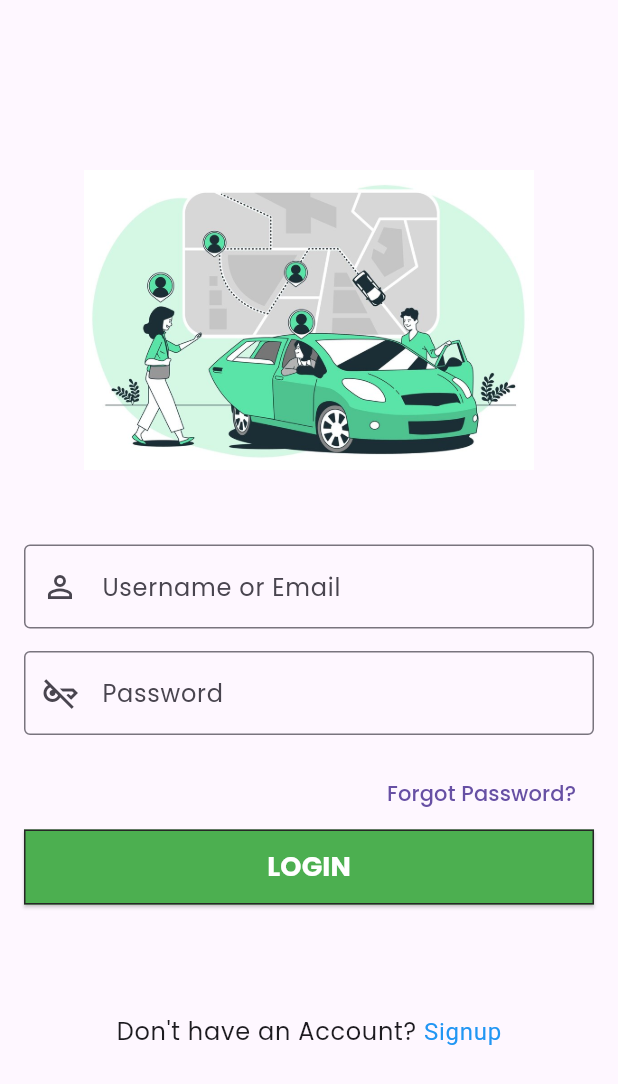
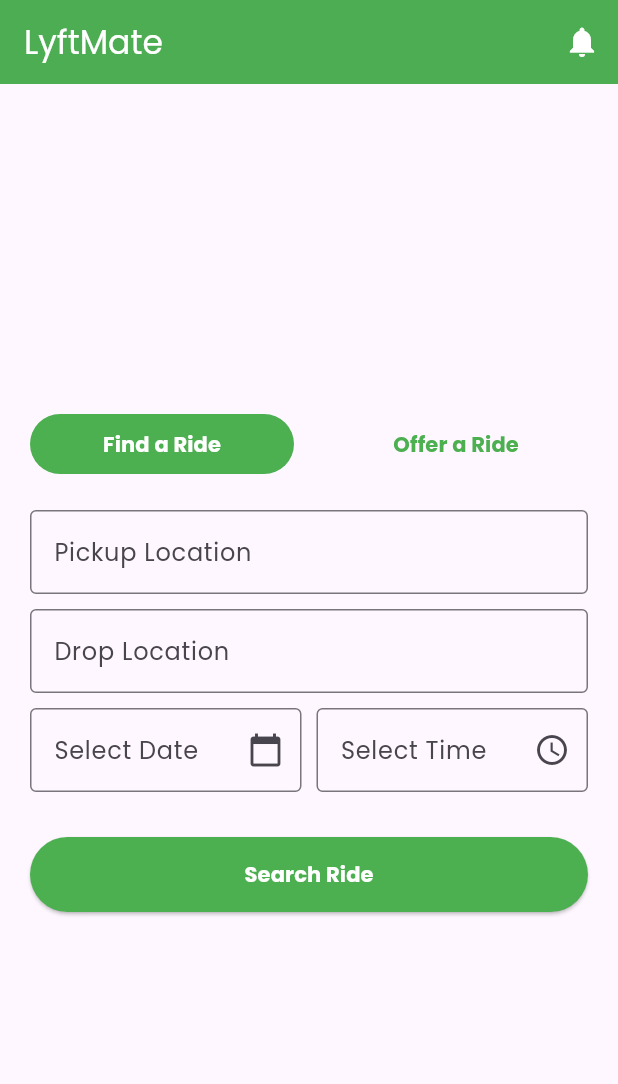
Before and after one commit to chamodhpereira/LyftMate, a Flutter app: the screen it shows after launch, on a phone screen of 412 x 824 dp. Shown: the top 1084 px of the screen. Run offline on Flutter 3.47's test engine with Material 3 defaults, Android fonts, the phone set to English and light mode, and no system bars; our stand-ins replace cloud_firestore, firebase_auth, firebase_core, google_fonts, pin_code_fields; accounts and stored records are empty.

Commit message:
Add Home Screen

```diff
--- a/lib/main.dart
+++ b/lib/main.dart
@@ -4,6 +4,7 @@ import 'package:lyft_mate/models/loggeduser.dart';
 import 'package:lyft_mate/models/user.dart';
 import 'package:lyft_mate/providers/user_provider.dart';
 import 'package:lyft_mate/screens/chat/user_list.dart';
+import 'package:lyft_mate/screens/home/home.dart';
 import 'package:lyft_mate/screens/login/login_screen.dart';
 import 'package:lyft_mate/screens/signup/signup_screen.dart';
 import 'package:lyft_mate/services/authentication_service.dart';
@@ -38,7 +39,7 @@ class MyApp extends StatelessWidget {
         theme: LyftMateAppTheme.lightTheme,
         darkTheme: LyftMateAppTheme.darkTheme,
         themeMode: ThemeMode.system,
-        home: LoginScreen(),
+        home: HomePage(),
         // routes: ,
       ),
     );
--- /dev/null
+++ b/lib/screens/home/home.dart
@@ -0,0 +1,437 @@
+import 'package:flutter/material.dart';
+// import 'package:lyft_mate/src/components/bottom_navbar.dart';
+// import 'package:lyft_mate/src/screens/available_rides.dart';
+// import 'package:lyft_mate/src/screens/chat_page_screen.dart';
+
+// import 'notifications_screen.dart';
+//
+// import 'notifications_screen.dart';
+
+import 'dart:math';
+
+// import 'maps_screen.dart';
+//
+// import 'confirm_route.dart';
+
+class HomePage extends StatefulWidget {
+  @override
+  _HomePageState createState() => _HomePageState();
+}
+
+class _HomePageState extends State<HomePage> {
+  TextEditingController _pickupLocationController = TextEditingController();
+  TextEditingController _dropoffLocationController = TextEditingController();
+  int _currentIndex = 0;
+  bool isFindingRide = true; // Initially showing Find a Ride content
+  DateTime? _selectedDate;
+  TimeOfDay? _selectedTime;
+  String? selectedVehicle;
+  int? selectedSeats;
+  double? pickupLat;
+  double? pickupLng;
+  double? dropoffLat;
+  double? dropoffLng;
+
+  Future<void> _selectDate(BuildContext context) async {
+    final DateTime? pickedDate = await showDatePicker(
+      context: context,
+      initialDate: _selectedDate ?? DateTime.now(),
+      firstDate: DateTime.now(),
+      lastDate: DateTime(2101),
+    );
+    if (pickedDate != null && pickedDate != _selectedDate) {
+      setState(() {
+        _selectedDate = pickedDate;
+      });
+    }
+  }
+
+  Future<void> _selectTime(BuildContext context) async {
+    final TimeOfDay? pickedTime = await showTimePicker(
+      context: context,
+      initialTime: _selectedTime ?? TimeOfDay.now(),
+    );
+    if (pickedTime != null && pickedTime != _selectedTime) {
+      setState(() {
+        _selectedTime = pickedTime;
+      });
+    }
+  }
+
+  Future<void> _selectVehicle(BuildContext context) async {
+    final selected = await showModalBottomSheet<String>(
+      context: context,
+      builder: (BuildContext context) {
+        return Container(
+          height: 200,
+          child: Column(
+            children: [
+              ListTile(
+                title: Text('Car'),
+                onTap: () {
+                  Navigator.pop(context, 'Car');
+                },
+              ),
+              ListTile(
+                title: Text('Motorcycle'),
+                onTap: () {
+                  Navigator.pop(context, 'Motorcycle');
+                },
+              ),
+              ListTile(
+                title: Text('Bicycle'),
+                onTap: () {
+                  Navigator.pop(context, 'Bicycle');
+                },
+              ),
+            ],
+          ),
+        );
+      },
+    );
+    if (selected != null) {
+      setState(() {
+        selectedVehicle = selected;
+      });
+    }
+  }
+
+  @override
+  Widget build(BuildContext context) {
+    return Scaffold(
+      appBar: AppBar(
+        title: Text('LyftMate'),
+        backgroundColor: Colors.green,
+        foregroundColor: Colors.white,
+        elevation: 0.5,
+        actions: [
+          IconButton(
+            icon: Icon(Icons.notifications),
+            onPressed: () {
+              // Navigator.push(
+              //   context,
+              //   MaterialPageRoute(
+              //     builder: (context) => NotificationsPage(),
+              //   ),
+              // );
+            },
+          ),
+        ],
+      ),
+      body: Padding(
+        padding: EdgeInsets.all(20),
+        child: Column(
+          mainAxisAlignment: MainAxisAlignment.center,
+          crossAxisAlignment: CrossAxisAlignment.stretch,
+          children: [
+            Row(
+              mainAxisAlignment: MainAxisAlignment.center,
+              children: [
+                Expanded(
+                  child: TextButton(
+                    onPressed: () {
+                      setState(() {
+                        isFindingRide = true;
+                      });
+                    },
+                    style: isFindingRide
+                        ? ButtonStyle(
+                      foregroundColor:
+                      MaterialStateProperty.all<Color>(Colors.white),
+                      backgroundColor:
+                      MaterialStateProperty.all<Color>(Colors.green),
+                    )
+                        : ButtonStyle(
+                      foregroundColor:
+                      MaterialStateProperty.all<Color>(Colors.green),
+                    ),
+                    child: Text('Find a Ride', style: TextStyle(fontSize: 14.0, fontWeight: FontWeight.bold)),
+                  ),
+                ),
+                SizedBox(width: 20),
+                Expanded(
+                  child: TextButton(
+                    onPressed: () {
+                      setState(() {
+                        isFindingRide = false;
+                      });
+                    },
+                    style: !isFindingRide
+                        ? ButtonStyle(
+                      foregroundColor:
+                      MaterialStateProperty.all<Color>(Colors.white),
+                      backgroundColor:
+                      MaterialStateProperty.all<Color>(Colors.green),
+                    )
+                        : ButtonStyle(
+                      foregroundColor:
+                      MaterialStateProperty.all<Color>(Colors.green),
+                    ),
+                    child: Text(
+                        'Offer a Ride', style: TextStyle(fontSize: 14.0, fontWeight: FontWeight.bold)
+                    ),
+                  ),
+                ),
+              ],
+            ),
+            SizedBox(height: 20),
+            TextField(
+              readOnly: true,
+              controller: _pickupLocationController,
+              // onTap: () async {
+              //   final result = await Navigator.push(
+              //     context,
+              //     MaterialPageRoute(
+              //         builder: (context) => MapSample(locType: 'pickup',)), // Navigate to MapPage
+              //   );
+              //   if (result != null) {
+              //     double lat = result['lat'];
+              //     double lng = result['lng'];
+              //     String locationName = result['locationName'];
+              //     setState(() {
+              //       _pickupLocationController.text = locationName;
+              //       pickupLat = lat;
+              //       pickupLng = lng;
+              //     });
+              //   }
+              // },
+              decoration: InputDecoration(
+                labelText: 'Pickup Location',
+                border: OutlineInputBorder(),
+              ),
+            ),
+            SizedBox(height: 10),
+            TextField(
+              readOnly: true,
+              controller: _dropoffLocationController,
+              // onTap: () async {
+              //   final result = await Navigator.push(
+              //     context,
+              //     MaterialPageRoute(
+              //         builder: (context) => MapSample(locType: 'dropoff',)), // Navigate to MapPage
+              //   );
+              //   if (result != null) {
+              //     double lat = result['lat'];
+              //     double lng = result['lng'];
+              //     String locationName = result['locationName'];
+              //     setState(() {
+              //       _dropoffLocationController.text = locationName;
+              //       dropoffLat = lat;
+              //       dropoffLng = lng;
+              //     });
+              //   }
+              // },
+              decoration: InputDecoration(
+                labelText: 'Drop Location',
+                border: OutlineInputBorder(),
+              ),
+            ),
+            SizedBox(height: 10),
+            Row(
+              mainAxisAlignment: MainAxisAlignment.center,
+              children: [
+                Expanded(
+                  child: GestureDetector(
+                    onTap: () => _selectDate(context),
+                    child: AbsorbPointer(
+                      child: TextFormField(
+                        readOnly: true,
+                        decoration: InputDecoration(
+                          labelText: 'Select Date',
+                          border: OutlineInputBorder(),
+                          suffixIcon: Icon(Icons.calendar_today),
+                        ),
+                        controller: TextEditingController(
+                          text: _selectedDate != null
+                              ? '${_selectedDate!.day}/${_selectedDate!.month}/${_selectedDate!.year}'
+                              : '',
+                        ),
+                      ),
+                    ),
+                  ),
+                ),
+                SizedBox(width: 10),
+                Expanded(
+                  child: GestureDetector(
+                    onTap: () => _selectTime(context),
+                    child: AbsorbPointer(
+                      child: TextFormField(
+                        readOnly: true,
+                        decoration: InputDecoration(
+                          labelText: 'Select Time',
+                          border: OutlineInputBorder(),
+                          suffixIcon: Icon(Icons.access_time),
+                        ),
+                        controller: TextEditingController(
+                          // text: _selectedTime != null
+                          //     ? '${_selectedTime!.hourOfPeriod}:${_selectedTime!.minute} ${_selectedTime!.period == DayPeriod.am ? 'AM' : 'PM'}'
+                          //     : '',
+                        ),
+                      ),
+                    ),
+                  ),
+                ),
+              ],
+            ),
+            SizedBox(height: 10),
+            Visibility(
+              visible: !isFindingRide,
+              child: Row(
+                mainAxisAlignment: MainAxisAlignment.center,
+                children: [
+                  Expanded(
+                    child: GestureDetector(
+                      onTap: () => _selectVehicle(context),
+                      child: AbsorbPointer(
+                        child: TextFormField(
+                          readOnly: true,
+                          decoration: InputDecoration(
+                            labelText: 'Select Vehicle',
+                            border: OutlineInputBorder(),
+                            suffixIcon: Icon(Icons.directions_car),
+                          ),
+                          controller: TextEditingController(
+                            text: selectedVehicle ?? '',
+                          ),
+                        ),
+                      ),
+                    ),
+                  ),
+                  SizedBox(width: 10),
+                  Expanded(
+                    child: TextField(
+                      onChanged: (value) {
+                        setState(() {
+                          selectedSeats = int.tryParse(value);
+                        });
+                      },
+                      keyboardType: TextInputType.number,
+                      decoration: InputDecoration(
+                        labelText: 'Select Seats',
+                        border: OutlineInputBorder(),
+                      ),
+                    ),
+                  ),
+                ],
+              ),
+            ),
+            SizedBox(height: 20),
+            Container(
+              height: 50.0,
+              color: Colors.transparent,
+              child: ElevatedButton(
+                style: ButtonStyle(
+                  foregroundColor: MaterialStateProperty.all<Color>(Colors.white),
+                  backgroundColor: MaterialStateProperty.all<Color>(Colors.green),
+                ),
+                onPressed: () {
+                  if (isFindingRide) {
+                    // Navigate to AvailableRides screen
+                    print("navigate to avaialable rides pages");
+                    // Navigator.push(
+                    //   context,
+                    //   MaterialPageRoute(
+                    //     builder: (context) => AvailableRides(),
+                    //   ),
+                    // );
+                  } else {
+                    // Handle Publish Ride Button Press
+                    _handlePublishRideButtonPress();
+                  }
+                },
+                child: Text(
+                  isFindingRide ? 'Search Ride' : 'Proceed',
+                  style: TextStyle(fontSize: 14.0, fontWeight: FontWeight.bold),
+                ),
+              ),
+            ),
+
+            // ElevatedButton(
+            //   onPressed: _handlePublishRideButtonPress,
+            //   child: Text(isFindingRide ? 'Search Ride' : 'Publish Ride'),
+            // ),
+          ],
+        ),
+      ),
+      // bottomNavigationBar: BottomNavigationBar(
+      //   backgroundColor: Colors.black,
+      //   currentIndex: _currentIndex,
+      //   onTap: (index) {
+      //     setState(() {
+      //       _currentIndex = index;
+      //     });
+      //
+      //     // Handle navigation to different tabs
+      //     switch (index) {
+      //       case 0:
+      //       // Navigate to Home
+      //         break;
+      //       case 1:
+      //       // Navigator.push(
+      //       //   context,
+      //       //   MaterialPageRoute(
+      //       //     builder: (context) => RidesScreen(),
+      //       //   ),
+      //       // );
+      //         break;
+      //       case 2:
+      //       // Navigate to Messages
+      //         break;
+      //       case 3:
+      //       // Navigate to Profile
+      //         break;
+      //     }
+      //   },
+      //   items: [
+      //     BottomNavigationBarItem(
+      //       backgroundColor: Colors.yellow,
+      //       icon: Icon(Icons.home, color: Colors.black),
+      //       label: 'Home',
+      //     ),
+      //     BottomNavigationBarItem(
+      //       icon: Icon(Icons.directions_car),
+      //       label: 'Rides',
+      //     ),
+      //     BottomNavigationBarItem(
+      //       icon: Icon(Icons.message),
+      //       label: 'Messages',
+      //     ),
+      //     BottomNavigationBarItem(
+      //       icon: Icon(Icons.person),
+      //       label: 'Profile',
+      //     ),
+      //   ],
+      // ),
+    );
+  }
+
+  // Function to handle button press
+  void _handlePublishRideButtonPress() {
+    if (isFindingRide) {
+      // Implement logic for finding a ride
+    } else {
+      print("publish ride was pressed");
+      // Implement logic for offering a ride
+      // if (pickupLat != null &&
+      //     pickupLng != null &&
+      //     dropoffLat != null &&
+      //     dropoffLng != null) {
+        // Navigate to the next screen with pickup and dropoff coordinates
+        // Navigator.push(
+        //   context,
+        //   MaterialPageRoute(
+        //     builder: (context) => ConfirmRoute(
+        //       pickupLat: pickupLat!,
+        //       pickupLng: pickupLng!,
+        //       dropoffLat: dropoffLat!,
+        //       dropoffLng: dropoffLng!,
+        //     ),
+        //   ),
+        // );
+      // } else {
+      //   // Show an error or prompt the user to select locations
+      //   // before publishing the ride.
+      // }
+    }
+  }
+}
```
